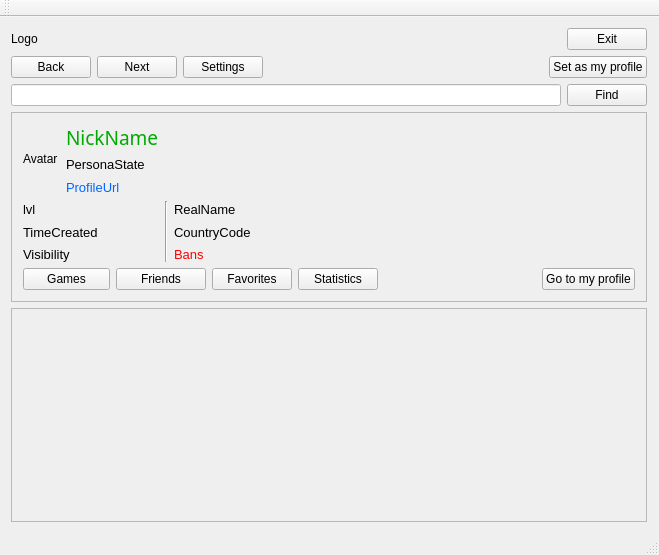
Arankir/AraSteamManager, file AraSteamManager/mainwindow.ui: the form before one commit.
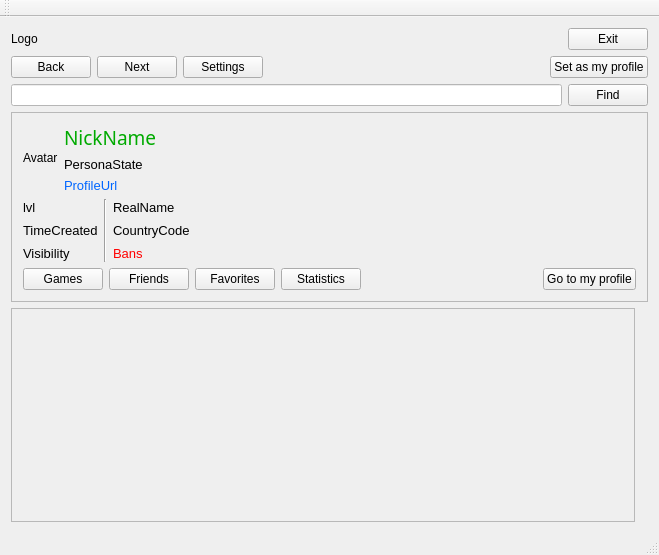
The form after the commit.

Patch:
```diff
--- a/AraSteamManager/mainwindow.ui
+++ b/AraSteamManager/mainwindow.ui
@@ -14,39 +14,106 @@
    <string>SteamAchievementsStatistic</string>
   </property>
   <widget class="QWidget" name="centralWidget">
-   <layout class="QGridLayout" name="gridLayout">
-    <item row="5" column="0" colspan="10">
-     <widget class="QScrollArea" name="ScrollAreaForm">
-      <property name="widgetResizable">
-       <bool>true</bool>
-      </property>
-      <widget class="QWidget" name="FormsWidget">
-       <property name="geometry">
-        <rect>
-         <x>0</x>
-         <y>0</y>
-         <width>632</width>
-         <height>198</height>
-        </rect>
-       </property>
-      </widget>
-     </widget>
-    </item>
-    <item row="1" column="0">
-     <widget class="QPushButton" name="ButtonBack">
-      <property name="text">
-       <string>Back</string>
-      </property>
-     </widget>
-    </item>
-    <item row="0" column="0" colspan="3">
+   <layout class="QVBoxLayout" name="verticalLayout">
+    <item>
+     <layout class="QHBoxLayout" name="horizontalLayout_3">
+      <item>
      <widget class="QLabel" name="LabelLogo">
       <property name="text">
        <string>Logo</string>
       </property>
      </widget>
     </item>
-    <item row="3" column="0" colspan="10">
+      <item>
+       <spacer name="horizontalSpacer_2">
+        <property name="orientation">
+         <enum>Qt::Horizontal</enum>
+        </property>
+        <property name="sizeHint" stdset="0">
+         <size>
+          <width>40</width>
+          <height>20</height>
+         </size>
+        </property>
+       </spacer>
+      </item>
+      <item>
+       <widget class="QPushButton" name="ButtonExit">
+        <property name="text">
+         <string>Exit</string>
+        </property>
+       </widget>
+      </item>
+     </layout>
+    </item>
+    <item>
+     <layout class="QHBoxLayout" name="horizontalLayout_2">
+      <item>
+       <widget class="QPushButton" name="ButtonBack">
+        <property name="text">
+         <string>Back</string>
+        </property>
+       </widget>
+      </item>
+      <item>
+       <widget class="QPushButton" name="ButtonNext">
+        <property name="text">
+         <string>Next</string>
+        </property>
+       </widget>
+      </item>
+      <item>
+       <widget class="QPushButton" name="ButtonSettings">
+        <property name="text">
+         <string>Settings</string>
+        </property>
+       </widget>
+      </item>
+      <item>
+       <spacer name="horizontalSpacer_3">
+        <property name="orientation">
+         <enum>Qt::Horizontal</enum>
+        </property>
+        <property name="sizeHint" stdset="0">
+         <size>
+          <width>40</width>
+          <height>20</height>
+         </size>
+        </property>
+       </spacer>
+      </item>
+      <item>
+       <widget class="QPushButton" name="ButtonSetProfile">
+        <property name="text">
+         <string>Set as my profile</string>
+        </property>
+       </widget>
+      </item>
+     </layout>
+    </item>
+    <item>
+     <layout class="QHBoxLayout" name="horizontalLayout_4">
+      <item>
+       <widget class="QLineEdit" name="LineEditIdProfile">
+        <property name="styleSheet">
+         <string notr="true">background-color: rgb(255, 255, 255);
+color: rgb(26, 26, 26);</string>
+        </property>
+       </widget>
+      </item>
+      <item>
+       <widget class="QPushButton" name="ButtonFindProfile">
+        <property name="enabled">
+         <bool>true</bool>
+        </property>
+        <property name="text">
+         <string>Find</string>
+        </property>
+       </widget>
+      </item>
+     </layout>
+    </item>
+    <item>
      <widget class="QScrollArea" name="ScrollAreaProfileInfo">
       <property name="minimumSize">
        <size>
@@ -71,148 +138,14 @@
         <rect>
          <x>0</x>
          <y>0</y>
-         <width>632</width>
+         <width>639</width>
          <height>188</height>
         </rect>
        </property>
+       <layout class="QVBoxLayout" name="verticalLayout_2">
+        <item>
        <layout class="QGridLayout" name="gridLayout_2">
-        <item row="8" column="4" colspan="2">
-         <widget class="QLabel" name="LabelBans">
-          <property name="font">
-           <font>
-            <pointsize>10</pointsize>
-           </font>
-          </property>
-          <property name="styleSheet">
-           <string notr="true">color: rgb(255, 0, 0);</string>
-          </property>
-          <property name="text">
-           <string>Bans</string>
-          </property>
-         </widget>
-        </item>
-        <item row="9" column="2" colspan="3">
-         <widget class="QPushButton" name="ButtonFriends">
-          <property name="text">
-           <string>Friends</string>
-          </property>
-         </widget>
-        </item>
-        <item row="1" column="0" rowspan="3">
-         <widget class="QLabel" name="LabelAvatar">
-          <property name="maximumSize">
-           <size>
-            <width>64</width>
-            <height>64</height>
-           </size>
-          </property>
-          <property name="text">
-           <string>Avatar</string>
-          </property>
-         </widget>
-        </item>
-        <item row="1" column="7" colspan="2">
-         <spacer name="horizontalSpacer">
-          <property name="orientation">
-           <enum>Qt::Horizontal</enum>
-          </property>
-          <property name="sizeHint" stdset="0">
-           <size>
-            <width>40</width>
-            <height>20</height>
-           </size>
-          </property>
-         </spacer>
-        </item>
-        <item row="6" column="3" rowspan="3">
-         <widget class="Line" name="line">
-          <property name="orientation">
-           <enum>Qt::Vertical</enum>
-          </property>
-         </widget>
-        </item>
-        <item row="9" column="5">
-         <widget class="QPushButton" name="ButtonFavorites">
-          <property name="text">
-           <string>Favorites</string>
-          </property>
-         </widget>
-        </item>
-        <item row="9" column="0" colspan="2">
-         <widget class="QPushButton" name="ButtonGames">
-          <property name="enabled">
-           <bool>true</bool>
-          </property>
-          <property name="text">
-           <string>Games</string>
-          </property>
-         </widget>
-        </item>
-        <item row="8" column="0" colspan="3">
-         <widget class="QLabel" name="LabelProfileVisibility">
-          <property name="font">
-           <font>
-            <pointsize>10</pointsize>
-           </font>
-          </property>
-          <property name="text">
-           <string>Visibility</string>
-          </property>
-         </widget>
-        </item>
-        <item row="3" column="1" colspan="5">
-         <widget class="QLabel" name="LabelProfileUrl">
-          <property name="maximumSize">
-           <size>
-            <width>16777215</width>
-            <height>16</height>
-           </size>
-          </property>
-          <property name="font">
-           <font>
-            <pointsize>10</pointsize>
-           </font>
-          </property>
-          <property name="styleSheet">
-           <string notr="true">color: rgb(0, 102, 255);</string>
-          </property>
-          <property name="text">
-           <string>ProfileUrl</string>
-          </property>
-         </widget>
-        </item>
-        <item row="7" column="0" colspan="3">
-         <widget class="QLabel" name="LabelTimeCreated">
-          <property name="font">
-           <font>
-            <pointsize>10</pointsize>
-           </font>
-          </property>
-          <property name="text">
-           <string>TimeCreated</string>
-          </property>
-         </widget>
-        </item>
-        <item row="6" column="0" colspan="3">
-         <widget class="QLabel" name="Labellvl">
-          <property name="font">
-           <font>
-            <pointsize>10</pointsize>
-           </font>
-          </property>
-          <property name="text">
-           <string>lvl</string>
-          </property>
-         </widget>
-        </item>
-        <item row="9" column="6">
-         <widget class="QPushButton" name="ButtonStatistics">
-          <property name="text">
-           <string>Statistics</string>
-          </property>
-         </widget>
-        </item>
-        <item row="1" column="1" colspan="2">
+          <item row="0" column="1">
          <widget class="QLabel" name="LabelNick">
           <property name="font">
            <font>
@@ -228,19 +161,20 @@
           </property>
          </widget>
         </item>
-        <item row="7" column="4" colspan="2">
-         <widget class="QLabel" name="LabelLocCountryCode">
-          <property name="font">
-           <font>
-            <pointsize>10</pointsize>
-           </font>
-          </property>
-          <property name="text">
-           <string>CountryCode</string>
-          </property>
-         </widget>
-        </item>
-        <item row="2" column="1" colspan="5">
+          <item row="0" column="2">
+           <spacer name="horizontalSpacer">
+            <property name="orientation">
+             <enum>Qt::Horizontal</enum>
+            </property>
+            <property name="sizeHint" stdset="0">
+             <size>
+              <width>40</width>
+              <height>20</height>
+             </size>
+            </property>
+           </spacer>
+          </item>
+          <item row="1" column="1">
          <widget class="QLabel" name="LabelPersonaState">
           <property name="maximumSize">
            <size>
@@ -261,14 +195,64 @@
           </property>
          </widget>
         </item>
-        <item row="9" column="8">
-         <widget class="QPushButton" name="ButtonGoToMyProfile">
+          <item row="2" column="1">
+           <widget class="QLabel" name="LabelProfileUrl">
+            <property name="maximumSize">
+             <size>
+              <width>16777215</width>
+              <height>16</height>
+             </size>
+            </property>
+            <property name="font">
+             <font>
+              <pointsize>10</pointsize>
+             </font>
+            </property>
+            <property name="styleSheet">
+             <string notr="true">color: rgb(0, 102, 255);</string>
+            </property>
           <property name="text">
-           <string>Go to my profile</string>
+             <string>ProfileUrl</string>
           </property>
          </widget>
         </item>
-        <item row="6" column="4" colspan="2">
+          <item row="0" column="0" rowspan="3">
+           <widget class="QLabel" name="LabelAvatar">
+            <property name="maximumSize">
+             <size>
+              <width>64</width>
+              <height>64</height>
+             </size>
+            </property>
+            <property name="text">
+             <string>Avatar</string>
+            </property>
+           </widget>
+          </item>
+         </layout>
+        </item>
+        <item>
+         <layout class="QGridLayout" name="gridLayout_3">
+          <item row="0" column="0">
+           <widget class="QLabel" name="Labellvl">
+            <property name="font">
+             <font>
+              <pointsize>10</pointsize>
+             </font>
+            </property>
+            <property name="text">
+             <string>lvl</string>
+            </property>
+           </widget>
+          </item>
+          <item row="0" column="1" rowspan="3">
+           <widget class="Line" name="line">
+            <property name="orientation">
+             <enum>Qt::Vertical</enum>
+            </property>
+           </widget>
+          </item>
+          <item row="0" column="2">
          <widget class="QLabel" name="LabelRealName">
           <property name="font">
            <font>
@@ -280,7 +264,106 @@
           </property>
          </widget>
         </item>
-        <item row="9" column="7">
+          <item row="0" column="3" rowspan="2">
+           <spacer name="horizontalSpacer_5">
+            <property name="orientation">
+             <enum>Qt::Horizontal</enum>
+            </property>
+            <property name="sizeHint" stdset="0">
+             <size>
+              <width>40</width>
+              <height>20</height>
+             </size>
+            </property>
+           </spacer>
+          </item>
+          <item row="1" column="0">
+           <widget class="QLabel" name="LabelTimeCreated">
+            <property name="font">
+             <font>
+              <pointsize>10</pointsize>
+             </font>
+            </property>
+            <property name="text">
+             <string>TimeCreated</string>
+            </property>
+           </widget>
+          </item>
+          <item row="1" column="2">
+           <widget class="QLabel" name="LabelLocCountryCode">
+            <property name="font">
+             <font>
+              <pointsize>10</pointsize>
+             </font>
+            </property>
+            <property name="text">
+             <string>CountryCode</string>
+            </property>
+           </widget>
+          </item>
+          <item row="2" column="0">
+           <widget class="QLabel" name="LabelProfileVisibility">
+            <property name="font">
+             <font>
+              <pointsize>10</pointsize>
+             </font>
+            </property>
+            <property name="text">
+             <string>Visibility</string>
+            </property>
+           </widget>
+          </item>
+          <item row="2" column="2">
+           <widget class="QLabel" name="LabelBans">
+            <property name="font">
+             <font>
+              <pointsize>10</pointsize>
+             </font>
+            </property>
+            <property name="styleSheet">
+             <string notr="true">color: rgb(255, 0, 0);</string>
+            </property>
+            <property name="text">
+             <string>Bans</string>
+            </property>
+           </widget>
+          </item>
+         </layout>
+        </item>
+        <item>
+         <layout class="QHBoxLayout" name="horizontalLayout">
+          <item>
+           <widget class="QPushButton" name="ButtonGames">
+            <property name="enabled">
+             <bool>true</bool>
+            </property>
+            <property name="text">
+             <string>Games</string>
+            </property>
+           </widget>
+          </item>
+          <item>
+           <widget class="QPushButton" name="ButtonFriends">
+            <property name="text">
+             <string>Friends</string>
+            </property>
+           </widget>
+          </item>
+          <item>
+           <widget class="QPushButton" name="ButtonFavorites">
+            <property name="text">
+             <string>Favorites</string>
+            </property>
+           </widget>
+          </item>
+          <item>
+           <widget class="QPushButton" name="ButtonStatistics">
+            <property name="text">
+             <string>Statistics</string>
+            </property>
+           </widget>
+          </item>
+          <item>
          <spacer name="horizontalSpacer_4">
           <property name="orientation">
            <enum>Qt::Horizontal</enum>
@@ -293,94 +376,52 @@
           </property>
          </spacer>
         </item>
-       </layout>
-      </widget>
-     </widget>
-    </item>
-    <item row="0" column="8" colspan="2">
-     <widget class="QPushButton" name="ButtonExit">
+          <item>
+           <widget class="QPushButton" name="ButtonGoToMyProfile">
       <property name="text">
-       <string>Exit</string>
+             <string>Go to my profile</string>
       </property>
      </widget>
     </item>
-    <item row="2" column="0" colspan="8">
-     <widget class="QLineEdit" name="LineEditIdProfile">
-      <property name="styleSheet">
-       <string notr="true">background-color: rgb(255, 255, 255);
-color: rgb(26, 26, 26);</string>
-      </property>
-     </widget>
+         </layout>
+        </item>
+       </layout>
+      </widget>
+     </widget>
     </item>
-    <item row="2" column="8" colspan="2">
-     <widget class="QPushButton" name="ButtonFindProfile">
-      <property name="enabled">
+    <item>
+     <layout class="QHBoxLayout" name="horizontalLayout_5">
+      <item>
+       <widget class="QScrollArea" name="ScrollAreaForm">
+        <property name="widgetResizable">
        <bool>true</bool>
       </property>
-      <property name="text">
-       <string>Find</string>
-      </property>
-     </widget>
-    </item>
-    <item row="5" column="10">
+        <widget class="QWidget" name="FormsWidget">
+         <property name="geometry">
+          <rect>
+           <x>0</x>
+           <y>0</y>
+           <width>618</width>
+           <height>190</height>
+          </rect>
+         </property>
+        </widget>
+       </widget>
+      </item>
+      <item>
      <spacer name="verticalSpacer">
       <property name="orientation">
        <enum>Qt::Vertical</enum>
       </property>
       <property name="sizeHint" stdset="0">
        <size>
-        <width>1</width>
-        <height>40</height>
+          <width>13</width>
+          <height>37</height>
        </size>
       </property>
      </spacer>
     </item>
-    <item row="1" column="2">
-     <widget class="QPushButton" name="ButtonSettings">
-      <property name="text">
-       <string>Settings</string>
-      </property>
-     </widget>
-    </item>
-    <item row="1" column="1">
-     <widget class="QPushButton" name="ButtonNext">
-      <property name="text">
-       <string>Next</string>
-      </property>
-     </widget>
-    </item>
-    <item row="1" column="7" colspan="3">
-     <widget class="QPushButton" name="ButtonSetProfile">
-      <property name="text">
-       <string>Set as my profile</string>
-      </property>
-     </widget>
-    </item>
-    <item row="0" column="3" colspan="5">
-     <spacer name="horizontalSpacer_2">
-      <property name="orientation">
-       <enum>Qt::Horizontal</enum>
-      </property>
-      <property name="sizeHint" stdset="0">
-       <size>
-        <width>40</width>
-        <height>20</height>
-       </size>
-      </property>
-     </spacer>
-    </item>
-    <item row="1" column="6">
-     <spacer name="horizontalSpacer_3">
-      <property name="orientation">
-       <enum>Qt::Horizontal</enum>
-      </property>
-      <property name="sizeHint" stdset="0">
-       <size>
-        <width>40</width>
-        <height>20</height>
-       </size>
-      </property>
-     </spacer>
+     </layout>
     </item>
    </layout>
   </widget>
```
Lines whose indentation alone changed are shown as unchanged.
